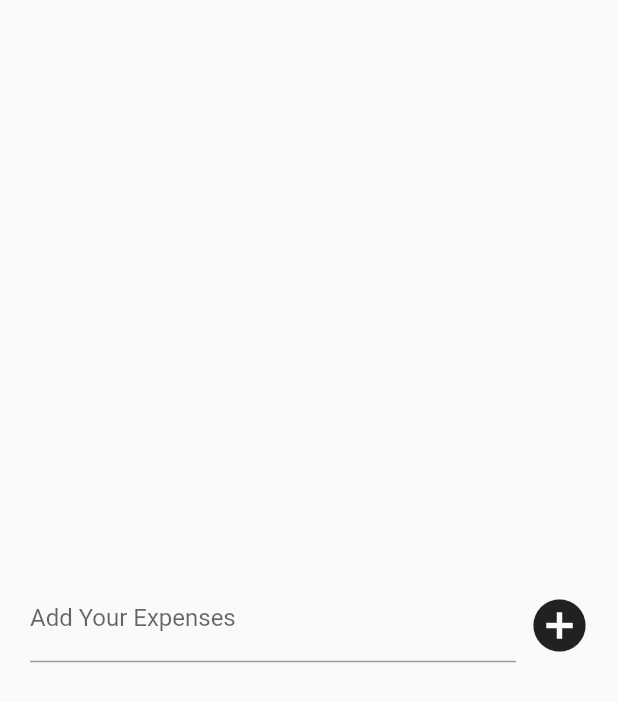
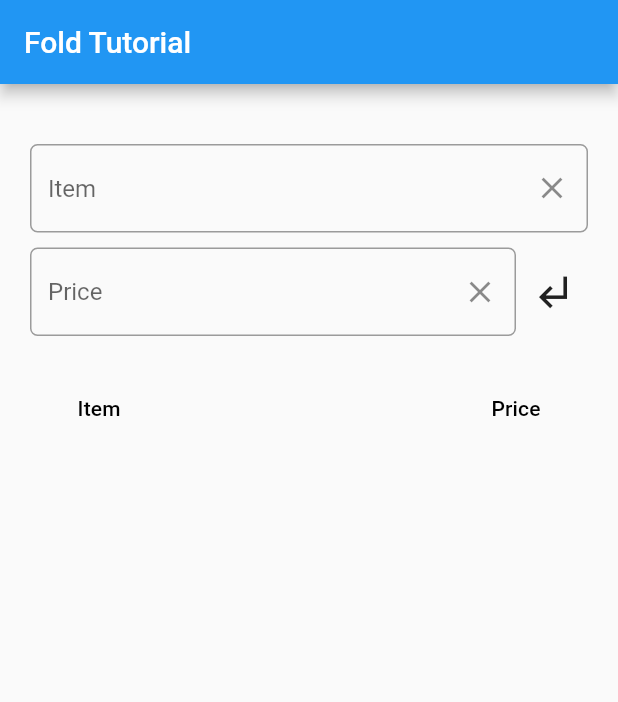
Before and after one commit to mt-tadayon/map_tutorial, a Flutter app: the screen it shows after launch, on a phone screen of 412 x 824 dp. Shown: the top 702 px of the screen. Run offline on Flutter 3.47's test engine with Material 2 defaults, Android fonts, the light colour scheme and no system bars.

Commit message:
Create a form with InputFields to add items with prices in the table

```diff
--- a/lib/dashboard.dart
+++ b/lib/dashboard.dart
@@ -1,4 +1,11 @@
 import 'package:flutter/material.dart';
+
+class Item {
+  String itemName;
+  String itemPrice;
+
+  Item({this.itemName, this.itemPrice});
+}
 
 class Dashboard extends StatefulWidget {
   @override
@@ -6,40 +13,140 @@ class Dashboard extends StatefulWidget {
 }
 
 class _DashboardState extends State<Dashboard> {
-  final List<int> expenses = [];
+  static String newItem = '';
+  static String newPrice = '';
+  List<Item> items = [];
 
-  TextEditingController _controller;
+  final _formKey = GlobalKey<FormState>();
+  TextEditingController _itemController;
+  TextEditingController _priceController;
+
+  @override
+  void initState() {
+    super.initState();
+    _itemController = TextEditingController();
+    _priceController = TextEditingController();
+  }
 
   @override
   Widget build(BuildContext context) {
     return Padding(
-      padding: const EdgeInsets.all(20.0),
+      padding: const EdgeInsets.symmetric(horizontal: 20, vertical: 40),
       child: Column(
-        mainAxisAlignment: MainAxisAlignment.center,
+        mainAxisAlignment: MainAxisAlignment.start,
         children: [
+          Form(
+            key: _formKey,
+            child: Column(
+              children: [
+                TextFormField(
+                  controller: _itemController,
+                  decoration: InputDecoration(
+                    hintText: 'Item',
+                    border: OutlineInputBorder(
+                      borderRadius: BorderRadius.all(
+                        Radius.circular(5),
+                      ),
+                    ),
+                    suffixIcon: IconButton(
+                      onPressed: () => _itemController.clear(),
+                      icon: Icon(Icons.clear),
+                    )
+                  ),
+                  validator: (value) {
+                    if(value.isEmpty) {
+                      return 'Please provide item name';
+                    }
+                    return null;
+                  },
+                ),
+                SizedBox(
+                  height: 10,
+                ),
                 Row(
                   children: [
                     Expanded(
-                child: TextField(
-                  controller: _controller,
+                      child: TextFormField(
+                        controller: _priceController,
                         decoration: InputDecoration(
-                    labelText: 'Add Your Expenses',
+                          hintText: 'Price',
+                          border: OutlineInputBorder(
+                            borderRadius: BorderRadius.all(
+                              Radius.circular(5),
                             ),
+                          ),
+                            suffixIcon: IconButton(
+                              onPressed: () => _priceController.clear(),
+                              icon: Icon(Icons.clear),
+                            )
+                        ),
+                        validator: (value) {
+                          if(value.isEmpty) {
+                            return 'Please provide price';
+                          }
+                          return null;
+                        },
                       ),
                     ),
                     IconButton(
                       onPressed: () {
-                  ///Add expenses in the table
+                        if(_formKey.currentState.validate()) {
+                          newItem = _itemController.text;
+                          newPrice = _priceController.text;
+                          items.add(Item(itemName: newItem, itemPrice: newPrice));
+                          setState(() {
+                            _itemController.clear();
+                            _priceController.clear();
+                          });
+                        }
                       },
                       icon: Icon(
-                  Icons.add_circle,
-                  size: 42,
+                        Icons.subdirectory_arrow_left,
+                        size: 30,
                       ),
                     ),
                   ],
                 ),
               ],
             ),
+          ),
+          SizedBox(
+            height: 20,
+          ),
+          DataTable(
+            columnSpacing: MediaQuery.of(context).size.width * 0.6,
+            columns: [
+              DataColumn(
+                label: Text('Item'),
+              ),
+              DataColumn(
+                label: Text('Price'),
+              ),
+            ],
+            rows: items
+                .map(
+                  (element) => DataRow(
+                    cells: [
+                      DataCell(
+                        Text(element.itemName),
+                      ),
+                      DataCell(
+                        Text(element.itemPrice),
+                      ),
+                    ],
+                  ),
+                )
+                .toList(),
+          )
+        ],
+      ),
     );
   }
+
+  @override
+  void dispose() {
+    super.dispose();
+    _priceController.dispose();
+    _itemController.dispose();
   }
+}
--- a/lib/main.dart
+++ b/lib/main.dart
@@ -24,6 +24,9 @@ class MyHomePage extends StatelessWidget {
   @override
   Widget build(BuildContext context) {
     return Scaffold(
+      appBar: AppBar(
+        title: Text('Fold Tutorial'),
+      ),
       body: Dashboard(),
     );
   }
```
Lines whose indentation alone changed are shown as unchanged.
